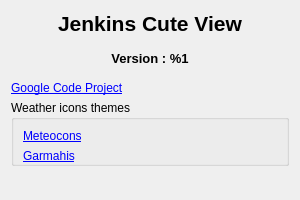
Qt form src/views/uis/aboutdialog.ui (Kaldor37/jenkins-cute-view) before a commit.
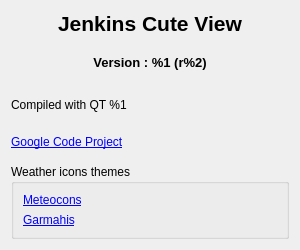
The same form after that commit.

Commit message: - Displays versions informations

What changed in the file:
```diff
--- a/src/views/uis/aboutdialog.ui
+++ b/src/views/uis/aboutdialog.ui
@@ -10,7 +10,7 @@
     <x>0</x>
     <y>0</y>
     <width>300</width>
-    <height>200</height>
+    <height>250</height>
    </rect>
   </property>
   <property name="sizePolicy">
@@ -19,18 +19,6 @@
     <verstretch>0</verstretch>
    </sizepolicy>
   </property>
-  <property name="minimumSize">
-   <size>
-    <width>300</width>
-    <height>200</height>
-   </size>
-  </property>
-  <property name="maximumSize">
-   <size>
-    <width>300</width>
-    <height>200</height>
-   </size>
-  </property>
   <property name="windowTitle">
    <string>About : Jenkins Cute View</string>
   </property>
@@ -71,13 +59,20 @@
       <string notr="true">margin-bottom: 10px;</string>
      </property>
      <property name="text">
-      <string>Version : %1</string>
+      <string>Version : %1 (r%2)</string>
      </property>
      <property name="alignment">
       <set>Qt::AlignCenter</set>
      </property>
     </widget>
    </item>
+   <item>
+    <widget class="QLabel" name="m_qtVersionLabel">
+     <property name="text">
+      <string>Compiled with QT %1</string>
+     </property>
+    </widget>
+   </item>
    <item>
     <widget class="QLabel" name="m_googleCodeLinkLabel">
      <property name="text">
@@ -94,9 +89,6 @@
       <string>Weather icons themes</string>
      </property>
      <layout class="QVBoxLayout" name="verticalLayout_2">
-      <property name="bottomMargin">
-       <number>0</number>
-      </property>
       <item>
        <widget class="QLabel" name="m_meteoconsLabel">
         <property name="text">
@@ -117,19 +109,6 @@
      </layout>
     </widget>
    </item>
-   <item>
-    <spacer name="verticalSpacer">
-     <property name="orientation">
-      <enum>Qt::Vertical</enum>
-     </property>
-     <property name="sizeHint" stdset="0">
-      <size>
-       <width>20</width>
-       <height>40</height>
-      </size>
-     </property>
-    </spacer>
-   </item>
   </layout>
  </widget>
  <resources/>
```
The commit also changes 2 other files.
